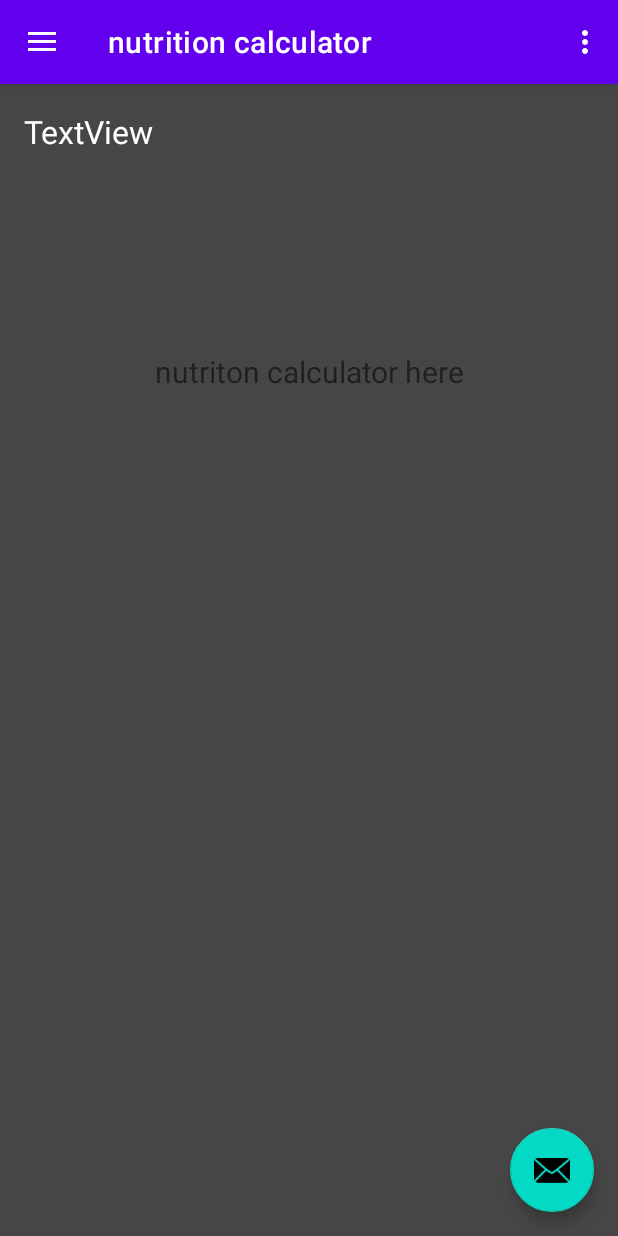
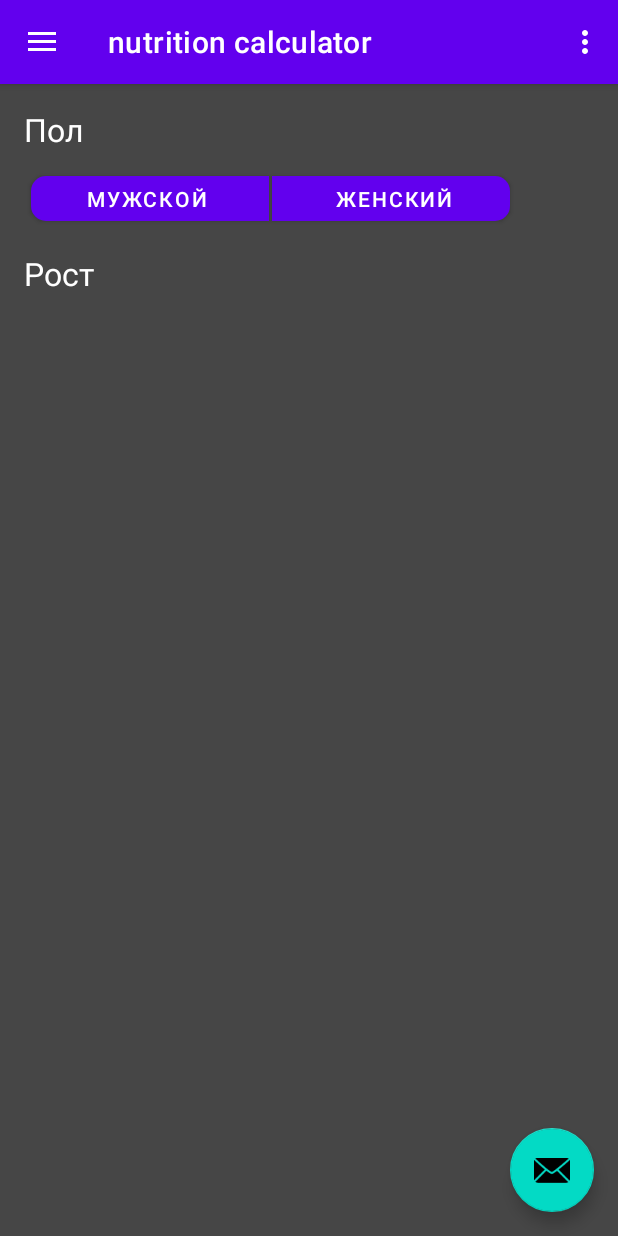
Before and after one commit to KostinMikhail/BoxingTimer, an Android app: the screen it shows after launch (MainActivity), in the side drawer, after a tap on "nutrition calculator", on a phone screen of 412 x 824 dp. Run offline under Robolectric (Android 15) with nearby library versions, the light colour scheme and no system bars; our stand-ins replace Room's generated code, navigation-ui; 2 statements that could not run were skipped.

Commit message:
Calc layout in progress

```diff
--- a/app/src/main/java/com/example/timeplateactivity/ui/Clock/Timer.kt
+++ b/app/src/main/java/com/example/timeplateactivity/ui/Clock/Timer.kt
@@ -12,7 +12,6 @@ import android.widget.TextView
 import com.example.timeplateactivity.R
 
 
-// TODO: Rename parameter arguments, choose names that match
 // the fragment initialization parameters, e.g. ARG_ITEM_NUMBER
 private const val ARG_PARAM1 = "param1"
 private const val ARG_PARAM2 = "param2"
@@ -24,7 +23,7 @@ private const val ARG_PARAM2 = "param2"
  */
 class Fragment1 : Fragment() {
 
-    // TODO: Rename and change types of parameters
+
     private var param1: String? = null
     private var param2: String? = null
 
@@ -101,7 +100,7 @@ class Fragment1 : Fragment() {
          * @param param2 Parameter 2.
          * @return A new instance of fragment Fragment1.
          */
-        // TODO: Rename and change types and number of parameters
+
         @JvmStatic
         fun newInstance(param1: String, param2: String) =
             Fragment1().apply {
--- a/app/src/main/java/com/example/timeplateactivity/ui/calc/CalcFragment.kt
+++ b/app/src/main/java/com/example/timeplateactivity/ui/calc/CalcFragment.kt
@@ -1,5 +1,6 @@
 package com.example.timeplateactivity.ui.calc
 
+import android.annotation.SuppressLint
 import android.os.Bundle
 import android.view.LayoutInflater
 import android.view.View
@@ -7,16 +8,17 @@ import android.view.ViewGroup
 import android.widget.TextView
 import androidx.fragment.app.Fragment
 import androidx.lifecycle.ViewModelProvider
+import com.example.timeplateactivity.R
 import com.example.timeplateactivity.databinding.FragmentCalcBinding
 
 class CalcFragment : Fragment() {
 
     private var _binding: FragmentCalcBinding? = null
 
-    // This property is only valid between onCreateView and
-    // onDestroyView.
+
     private val binding get() = _binding!!
 
+    @SuppressLint("ResourceAsColor")
     override fun onCreateView(
         inflater: LayoutInflater,
         container: ViewGroup?,
@@ -27,12 +29,16 @@ class CalcFragment : Fragment() {
 
         _binding = FragmentCalcBinding.inflate(inflater, container, false)
 
+        //       binding.sexButtonMale.background.setTint(R.color.primary50Transparent)
 
-        val textView: TextView = binding.textSlideshow
-        slideshowViewModel.text.observe(viewLifecycleOwner) {
-            textView.text = it
-        }
-        return binding.root
+
+        /*      val textView: TextView = binding.textSlideshow
+              slideshowViewModel.text.observe(viewLifecycleOwner) {
+                  textView.text = it
+              }
+       */       return binding.root
+
+
     }
 
     override fun onDestroyView() {
--- a/app/src/main/java/com/example/timeplateactivity/ui/home/HomeFragment.kt
+++ b/app/src/main/java/com/example/timeplateactivity/ui/home/HomeFragment.kt
@@ -347,7 +347,7 @@ class HomeFragment : Fragment(R.layout.fragment_home) {
 }
 
 /*
-TODO
+
 1) не использовать "!!", вместо него проверку через "?", через "let" или элвис-оператор ":?"
 2)+ val и var
 3) перенести в хоум вью модель
@@ -368,7 +368,7 @@ calc
 1) action bar - надпись "калькулятор калорий"
 2) как поменять цвет сик бара
 3) progressChangeListner - с сикбара
-
+//todo сделать калькулятор
 ***************************
 tips:
 ctrl+shift+k = push
@@ -384,6 +384,8 @@ ctrl+p = справка, что запихнуть в скобки
 }
 ***************************
 вопросы:
+1) не меняется цвет кнопки
+2) не совпадают размеры дизайна с экраном
 
 14) приложение крашится, когда запускаю таймер и перехожу на новый фрагмент
 ***************************
--- /dev/null
+++ b/app/src/main/res/drawable/btn_sex_female.xml
@@ -0,0 +1,24 @@
+<?xml version="1.0" encoding="utf-8"?>
+
+
+<inset xmlns:android="http://schemas.android.com/apk/res/android"
+    android:insetLeft="0dp"
+    android:insetTop="5dp"
+    android:insetRight="5dp"
+    android:insetBottom="5dp">
+    <ripple android:color="?attr/colorControlHighlight">
+        <item>
+            <shape
+                android:shape="rectangle"
+                android:tint="@color/primary50Transparent">
+                <corners
+                    android:topLeftRadius="0dp"
+                    android:topRightRadius="10dp"
+                    android:bottomLeftRadius="0dp"
+                    android:bottomRightRadius="10dp" />
+                <solid android:color="@color/primary" />
+
+            </shape>
+        </item>
+    </ripple>
+</inset>
--- /dev/null
+++ b/app/src/main/res/drawable/btn_sex_male.xml
@@ -0,0 +1,24 @@
+<?xml version="1.0" encoding="utf-8"?>
+
+
+<inset xmlns:android="http://schemas.android.com/apk/res/android"
+    android:insetLeft="5dp"
+    android:insetTop="5dp"
+    android:insetRight="0dp"
+    android:insetBottom="5dp">
+    <ripple android:color="?attr/colorControlHighlight">
+        <item>
+            <shape
+                android:shape="rectangle"
+                android:tint="@color/primary50Transparent">
+                <corners
+                    android:topLeftRadius="10dp"
+                    android:topRightRadius="0dp"
+                    android:bottomLeftRadius="10dp"
+                    android:bottomRightRadius="0dp" />
+                <solid android:color="@color/primary" />
+
+            </shape>
+        </item>
+    </ripple>
+</inset>
--- a/app/src/main/res/layout/fragment_calc.xml
+++ b/app/src/main/res/layout/fragment_calc.xml
@@ -7,7 +7,7 @@
     android:background="@color/backGround"
     tools:context=".ui.calc.CalcFragment">
 
-    <TextView
+  <!--  <TextView
         android:id="@+id/text_slideshow"
         android:layout_width="match_parent"
         android:layout_height="wrap_content"
@@ -21,17 +21,52 @@
         app:layout_constraintHorizontal_bias="1.0"
         app:layout_constraintStart_toStartOf="parent"
         app:layout_constraintTop_toTopOf="parent"
-        app:layout_constraintVertical_bias="0.232" />
+        app:layout_constraintVertical_bias="0.232" />-->
 
     <TextView
-        android:id="@+id/textView2"
+        android:id="@+id/sexTV"
         android:layout_width="wrap_content"
         android:layout_height="wrap_content"
-        android:text="TextView"
+        android:text="@string/sex"
         android:layout_marginStart="16dp"
-        android:layout_marginTop="17dp"
+        android:layout_marginTop="16dp"
         android:textSize="21sp"
         android:textColor="@color/white"
         app:layout_constraintStart_toStartOf="parent"
         app:layout_constraintTop_toTopOf="parent" />
+
+    <Button
+        android:id="@+id/sexButtonMale"
+        android:layout_width="163dp"
+        android:layout_height="39dp"
+        android:layout_marginStart="16dp"
+        android:layout_marginTop="12dp"
+        android:text="@string/Male"
+        app:layout_constraintStart_toStartOf="parent"
+        app:layout_constraintTop_toBottomOf="@+id/sexTV"
+        android:background="@drawable/btn_sex_male" />
+
+    <Button
+        android:id="@+id/sexButtonFemale"
+        android:layout_width="163dp"
+        android:layout_height="39dp"
+        android:layout_marginTop="12dp"
+        android:layout_marginStart="2dp"
+        android:text="@string/Female"
+        app:layout_constraintLeft_toRightOf="@+id/sexButtonMale"
+        app:layout_constraintTop_toBottomOf="@id/sexTV"
+        android:background="@drawable/btn_sex_female" />
+
+    <TextView
+        android:id="@+id/heightTV"
+        android:layout_width="wrap_content"
+        android:layout_height="wrap_content"
+        android:text="@string/height"
+        android:layout_marginTop="16dp"
+        android:layout_marginStart="16dp"
+        android:textSize="21sp"
+        android:textColor="@color/white"
+        app:layout_constraintStart_toStartOf="parent"
+        app:layout_constraintTop_toBottomOf="@id/sexButtonMale" />
+
 </androidx.constraintlayout.widget.ConstraintLayout>
--- a/app/src/main/res/values/colors.xml
+++ b/app/src/main/res/values/colors.xml
@@ -19,6 +19,11 @@
     <color name="colorGradientBlueStart">#17EAD9</color>
     <color name="colorGradientBlueStop">#6078EA</color>
     <color name="RED">#F54EA2</color>
+
     <color name="backGround">#464646</color>
+    <color name="bg2Dark">#302F2F</color>
+    <color name="primary50Transparent">#8CF59B59</color>
+    <color name="primary">#F59B59</color>
+
 
 </resources>
--- a/app/src/main/res/values/strings.xml
+++ b/app/src/main/res/values/strings.xml
@@ -42,6 +42,10 @@
     <string name="profileName">название режима</string>
     <string name="create">создать</string>
     <string name="delete">удалить</string>
+    <string name="Male">мужской</string>
+    <string name="Female">женский</string>
+    <string name="sex">Пол</string>
+    <string name="height">Рост</string>
 
 
 </resources>
```
